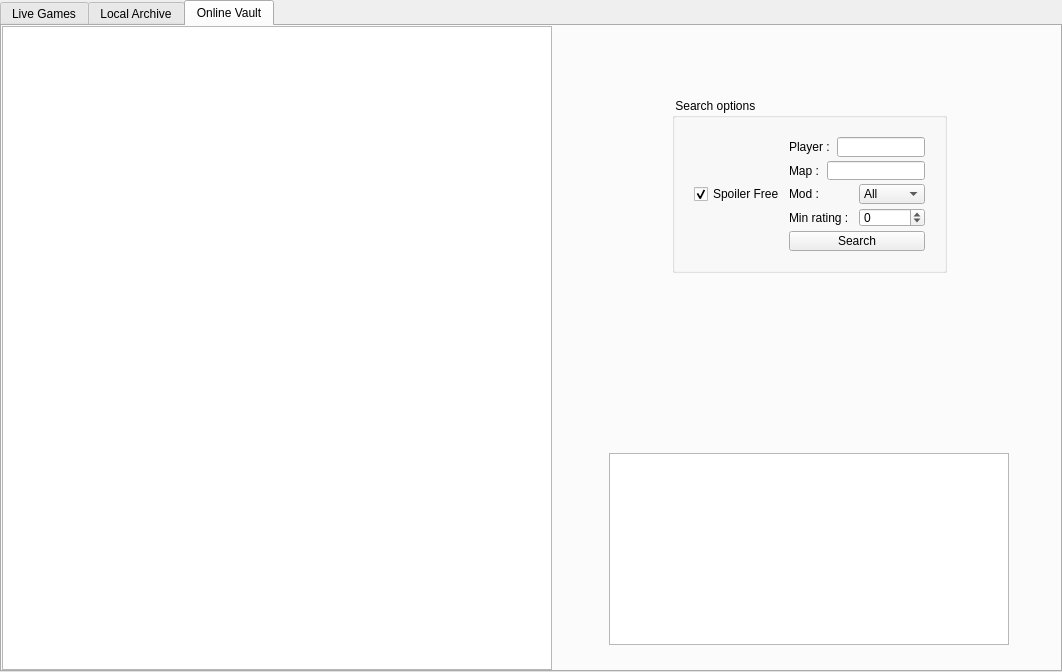
First picture: the form in res/replays/replays.ui, repository FAForever/client, before the edit.
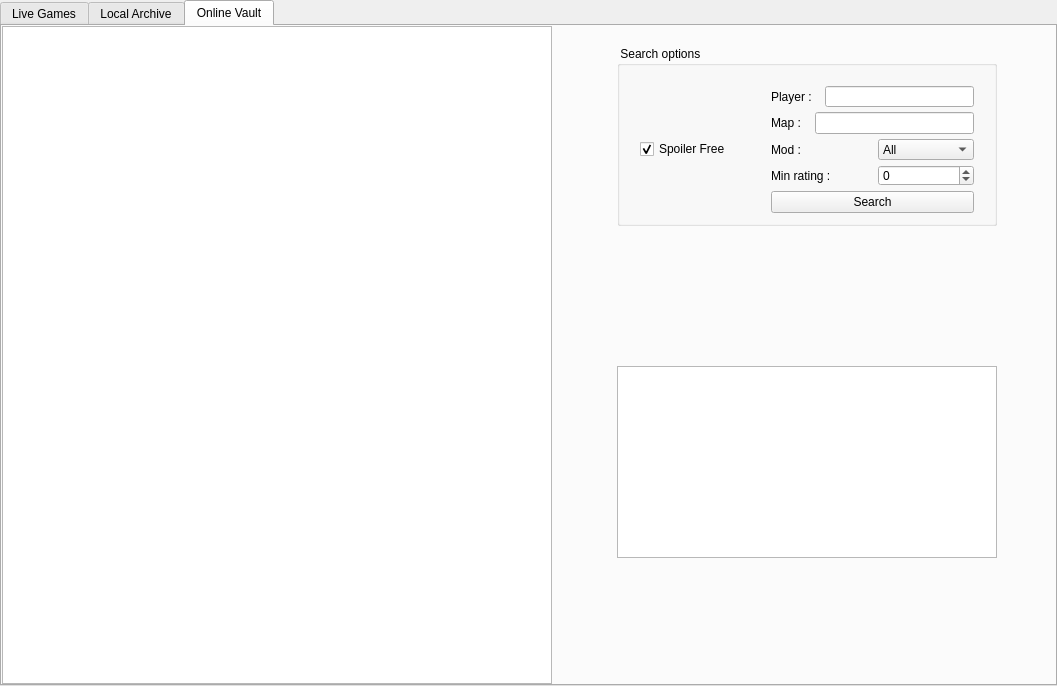
Second picture: the form after the edit.

Commit message: Refined Replays - Game info

Patch:
```diff
--- a/res/replays/replays.ui
+++ b/res/replays/replays.ui
@@ -6,8 +6,8 @@
    <rect>
     <x>0</x>
     <y>0</y>
-    <width>1062</width>
-    <height>672</height>
+    <width>1057</width>
+    <height>686</height>
    </rect>
   </property>
   <property name="windowTitle">
@@ -168,6 +168,59 @@
     <property name="margin">
      <number>0</number>
     </property>
+    <item row="1" column="0" rowspan="4">
+     <widget class="QTreeWidget" name="onlineTree">
+      <property name="sizePolicy">
+       <sizepolicy hsizetype="MinimumExpanding" vsizetype="Expanding">
+        <horstretch>0</horstretch>
+        <verstretch>0</verstretch>
+       </sizepolicy>
+      </property>
+      <property name="minimumSize">
+       <size>
+        <width>550</width>
+        <height>0</height>
+       </size>
+      </property>
+      <property name="maximumSize">
+       <size>
+        <width>550</width>
+        <height>16777215</height>
+       </size>
+      </property>
+      <property name="sizeIncrement">
+       <size>
+        <width>50</width>
+        <height>0</height>
+       </size>
+      </property>
+      <property name="sortingEnabled">
+       <bool>true</bool>
+      </property>
+      <property name="columnCount">
+       <number>2</number>
+      </property>
+      <attribute name="headerVisible">
+       <bool>false</bool>
+      </attribute>
+      <attribute name="headerDefaultSectionSize">
+       <number>200</number>
+      </attribute>
+      <attribute name="headerMinimumSectionSize">
+       <number>200</number>
+      </attribute>
+      <column>
+       <property name="text">
+        <string>New Column</string>
+       </property>
+      </column>
+      <column>
+       <property name="text">
+        <string>New Column</string>
+       </property>
+      </column>
+     </widget>
+    </item>
     <item row="2" column="1">
      <widget class="QWidget" name="widget" native="true">
       <property name="sizePolicy">
@@ -178,8 +231,8 @@
       </property>
       <property name="minimumSize">
        <size>
-        <width>200</width>
-        <height>150</height>
+        <width>400</width>
+        <height>200</height>
        </size>
       </property>
       <property name="sizeIncrement">
@@ -189,6 +242,19 @@
        </size>
       </property>
       <layout class="QGridLayout" name="gridLayout_5">
+       <item row="1" column="0">
+        <spacer name="horizontalSpacer">
+         <property name="orientation">
+          <enum>Qt::Horizontal</enum>
+         </property>
+         <property name="sizeHint" stdset="0">
+          <size>
+           <width>10</width>
+           <height>0</height>
+          </size>
+         </property>
+        </spacer>
+       </item>
        <item row="1" column="2">
         <spacer name="horizontalSpacer_2">
          <property name="orientation">
@@ -199,8 +265,8 @@
          </property>
          <property name="sizeHint" stdset="0">
           <size>
-           <width>0</width>
-           <height>20</height>
+           <width>10</width>
+           <height>0</height>
           </size>
          </property>
         </spacer>
@@ -212,34 +278,8 @@
          </property>
          <property name="sizeHint" stdset="0">
           <size>
-           <width>20</width>
-           <height>40</height>
-          </size>
-         </property>
-        </spacer>
-       </item>
-       <item row="2" column="1">
-        <spacer name="verticalSpacer_2">
-         <property name="orientation">
-          <enum>Qt::Vertical</enum>
-         </property>
-         <property name="sizeHint" stdset="0">
-          <size>
-           <width>20</width>
-           <height>40</height>
-          </size>
-         </property>
-        </spacer>
-       </item>
-       <item row="1" column="0">
-        <spacer name="horizontalSpacer">
-         <property name="orientation">
-          <enum>Qt::Horizontal</enum>
-         </property>
-         <property name="sizeHint" stdset="0">
-          <size>
            <width>0</width>
-           <height>20</height>
+           <height>5</height>
           </size>
          </property>
         </spacer>
@@ -254,19 +294,22 @@
          </property>
          <property name="minimumSize">
           <size>
-           <width>275</width>
-           <height>175</height>
+           <width>380</width>
+           <height>180</height>
           </size>
          </property>
          <property name="maximumSize">
           <size>
-           <width>275</width>
-           <height>175</height>
+           <width>380</width>
+           <height>180</height>
           </size>
          </property>
          <property name="title">
           <string> Search options</string>
          </property>
+         <property name="alignment">
+          <set>Qt::AlignLeading|Qt::AlignLeft|Qt::AlignTop</set>
+         </property>
          <property name="flat">
           <bool>true</bool>
          </property>
@@ -278,16 +321,28 @@
            <enum>QFormLayout::DontWrapRows</enum>
           </property>
           <property name="horizontalSpacing">
-           <number>4</number>
+           <number>40</number>
           </property>
           <property name="verticalSpacing">
-           <number>4</number>
+           <number>5</number>
           </property>
-          <property name="margin">
-           <number>19</number>
+          <property name="leftMargin">
+           <number>20</number>
+          </property>
+          <property name="topMargin">
+           <number>20</number>
+          </property>
+          <property name="rightMargin">
+           <number>20</number>
+          </property>
+          <property name="bottomMargin">
+           <number>10</number>
           </property>
           <item row="0" column="1">
            <layout class="QHBoxLayout" name="horizontalLayout">
+            <property name="spacing">
+             <number>10</number>
+            </property>
             <item>
              <widget class="QLabel" name="label">
               <property name="autoFillBackground">
@@ -308,6 +363,9 @@
           </item>
           <item row="1" column="1">
            <layout class="QHBoxLayout" name="horizontalLayout_2">
+            <property name="spacing">
+             <number>10</number>
+            </property>
             <item>
              <widget class="QLabel" name="label_2">
               <property name="autoFillBackground">
@@ -328,6 +386,18 @@
           </item>
           <item row="2" column="0">
            <widget class="QCheckBox" name="spoilerCheckbox">
+            <property name="sizePolicy">
+             <sizepolicy hsizetype="Fixed" vsizetype="Fixed">
+              <horstretch>0</horstretch>
+              <verstretch>0</verstretch>
+             </sizepolicy>
+            </property>
+            <property name="minimumSize">
+             <size>
+              <width>80</width>
+              <height>20</height>
+             </size>
+            </property>
             <property name="text">
              <string>Spoiler Free</string>
             </property>
@@ -338,6 +408,9 @@
           </item>
           <item row="2" column="1">
            <layout class="QHBoxLayout" name="horizontalLayout_3">
+            <property name="spacing">
+             <number>10</number>
+            </property>
             <item>
              <widget class="QLabel" name="label_3">
               <property name="autoFillBackground">
@@ -364,6 +437,9 @@
           </item>
           <item row="3" column="1">
            <layout class="QHBoxLayout" name="horizontalLayout_4">
+            <property name="spacing">
+             <number>10</number>
+            </property>
             <item>
              <widget class="QLabel" name="label_4">
               <property name="autoFillBackground">
@@ -402,6 +478,19 @@
          </layout>
         </widget>
        </item>
+       <item row="2" column="1">
+        <spacer name="verticalSpacer_2">
+         <property name="orientation">
+          <enum>Qt::Vertical</enum>
+         </property>
+         <property name="sizeHint" stdset="0">
+          <size>
+           <width>0</width>
+           <height>5</height>
+          </size>
+         </property>
+        </spacer>
+       </item>
       </layout>
       <zorder>groupBox</zorder>
       <zorder>horizontalSpacer</zorder>
@@ -410,75 +499,21 @@
       <zorder>horizontalSpacer_2</zorder>
      </widget>
     </item>
-    <item row="1" column="0" rowspan="4">
-     <widget class="QTreeWidget" name="onlineTree">
-      <property name="sizePolicy">
-       <sizepolicy hsizetype="MinimumExpanding" vsizetype="Expanding">
-        <horstretch>0</horstretch>
-        <verstretch>0</verstretch>
-       </sizepolicy>
-      </property>
-      <property name="minimumSize">
-       <size>
-        <width>550</width>
-        <height>0</height>
-       </size>
-      </property>
-      <property name="maximumSize">
-       <size>
-        <width>550</width>
-        <height>16777215</height>
-       </size>
-      </property>
-      <property name="sizeIncrement">
-       <size>
-        <width>50</width>
-        <height>0</height>
-       </size>
-      </property>
-      <property name="sortingEnabled">
-       <bool>true</bool>
-      </property>
-      <property name="columnCount">
-       <number>2</number>
-      </property>
-      <attribute name="headerVisible">
-       <bool>false</bool>
-      </attribute>
-      <attribute name="headerDefaultSectionSize">
-       <number>200</number>
-      </attribute>
-      <attribute name="headerMinimumSectionSize">
-       <number>200</number>
-      </attribute>
-      <column>
-       <property name="text">
-        <string>New Column</string>
-       </property>
-      </column>
-      <column>
-       <property name="text">
-        <string>New Column</string>
-       </property>
-      </column>
-     </widget>
-    </item>
     <item row="3" column="1">
      <widget class="QWidget" name="widget_2" native="true">
+      <property name="sizePolicy">
+       <sizepolicy hsizetype="Preferred" vsizetype="Preferred">
+        <horstretch>0</horstretch>
+        <verstretch>1</verstretch>
+       </sizepolicy>
+      </property>
+      <property name="minimumSize">
+       <size>
+        <width>400</width>
+        <height>200</height>
+       </size>
+      </property>
       <layout class="QGridLayout" name="gridLayout_3">
-       <item row="0" column="1">
-        <spacer name="verticalSpacer_3">
-         <property name="orientation">
-          <enum>Qt::Vertical</enum>
-         </property>
-         <property name="sizeHint" stdset="0">
-          <size>
-           <width>100</width>
-           <height>100</height>
-          </size>
-         </property>
-        </spacer>
-       </item>
        <item row="2" column="1">
         <spacer name="verticalSpacer_4">
          <property name="orientation">
@@ -487,6 +522,19 @@
          <property name="sizeHint" stdset="0">
           <size>
            <width>0</width>
+           <height>5</height>
+          </size>
+         </property>
+        </spacer>
+       </item>
+       <item row="0" column="1">
+        <spacer name="verticalSpacer_3">
+         <property name="orientation">
+          <enum>Qt::Vertical</enum>
+         </property>
+         <property name="sizeHint" stdset="0">
+          <size>
+           <width>0</width>
            <height>10</height>
           </size>
          </property>
@@ -499,8 +547,8 @@
          </property>
          <property name="sizeHint" stdset="0">
           <size>
-           <width>40</width>
-           <height>20</height>
+           <width>10</width>
+           <height>0</height>
           </size>
          </property>
         </spacer>
@@ -512,8 +560,8 @@
          </property>
          <property name="sizeHint" stdset="0">
           <size>
-           <width>40</width>
-           <height>20</height>
+           <width>10</width>
+           <height>0</height>
           </size>
          </property>
         </spacer>
@@ -528,8 +576,8 @@
          </property>
          <property name="minimumSize">
           <size>
-           <width>400</width>
-           <height>150</height>
+           <width>380</width>
+           <height>180</height>
           </size>
          </property>
          <property name="sizeIncrement">
@@ -544,6 +592,12 @@
            <height>0</height>
           </size>
          </property>
+         <property name="frameShadow">
+          <enum>QFrame::Plain</enum>
+         </property>
+         <property name="verticalScrollBarPolicy">
+          <enum>Qt::ScrollBarAlwaysOff</enum>
+         </property>
          <property name="textInteractionFlags">
           <set>Qt::NoTextInteraction</set>
          </property>
```
Left out of the diff: 2 changed lines with no effect on the pictures. The commit also changes 2 other files.
